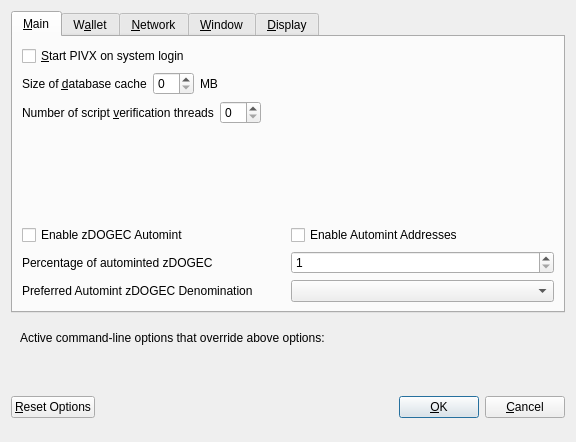
dogecash/dogecash-old, file src/qt/forms/optionsdialog.ui: the form before one commit.
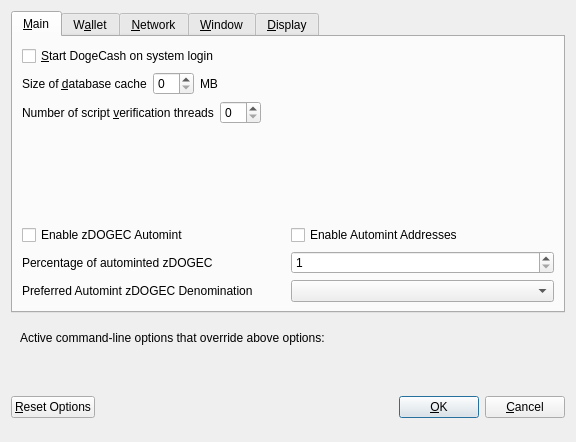
The form after the commit. Custom widgets are drawn as their Qt base class.

Commit message: [Name] Fix Pivx References leftover

```diff
--- a/src/qt/forms/optionsdialog.ui
+++ b/src/qt/forms/optionsdialog.ui
@@ -33,7 +33,7 @@
           <string>Automatically start PIVX after logging in to the system.</string>
          </property>
          <property name="text">
-          <string>&amp;Start PIVX on system login</string>
+          <string>&amp;Start DogeCash on system login</string>
          </property>
         </widget>
        </item>
```
Left out of the diff: 8 changed lines with no effect on the pictures. The commit also changes 29 other files.
